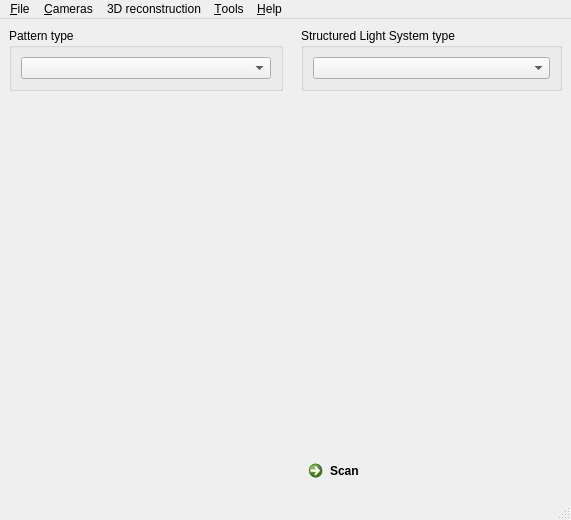
This is Z3DScanner/src/ui/mainwindow.ui in nikolaseu/neuvision as Qt 5 draws it before an edit. The edited form follows.
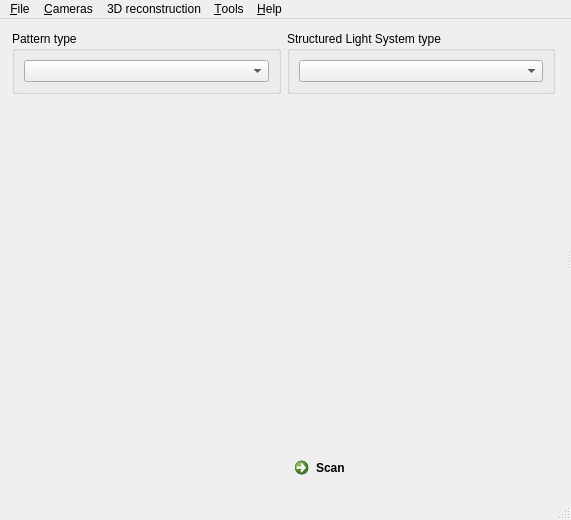
This is the edited form.

```diff
--- a/Z3DScanner/src/ui/mainwindow.ui
+++ b/Z3DScanner/src/ui/mainwindow.ui
@@ -15,7 +15,38 @@
   </property>
   <widget class="QWidget" name="centralwidget">
    <layout class="QGridLayout" name="gridLayout">
+    <property name="leftMargin">
+     <number>0</number>
+    </property>
+    <property name="topMargin">
+     <number>0</number>
+    </property>
+    <property name="rightMargin">
+     <number>0</number>
+    </property>
+    <property name="bottomMargin">
+     <number>0</number>
+    </property>
     <item row="0" column="0">
+     <widget class="QSplitter" name="splitter">
+      <property name="orientation">
+       <enum>Qt::Horizontal</enum>
+      </property>
+      <widget class="QWidget" name="horizontalLayoutWidget">
+       <layout class="QHBoxLayout" name="horizontalLayout_2">
+        <property name="leftMargin">
+         <number>12</number>
+        </property>
+        <property name="topMargin">
+         <number>12</number>
+        </property>
+        <property name="rightMargin">
+         <number>12</number>
+        </property>
+        <property name="bottomMargin">
+         <number>12</number>
+        </property>
+        <item>
      <layout class="QVBoxLayout" name="verticalLayout">
       <item>
        <widget class="QGroupBox" name="groupBox">
@@ -47,11 +78,8 @@
       </item>
      </layout>
     </item>
-    <item row="0" column="1">
+        <item>
      <layout class="QVBoxLayout" name="verticalLayout_2">
-      <property name="leftMargin">
-       <number>12</number>
-      </property>
       <item>
        <widget class="QGroupBox" name="groupBox_2">
         <property name="title">
@@ -88,6 +116,13 @@
        </widget>
       </item>
      </layout>
+        </item>
+       </layout>
+      </widget>
+      <widget class="QWidget" name="horizontalLayoutWidget_2">
+       <layout class="QHBoxLayout" name="glLayout" stretch=""/>
+      </widget>
+     </widget>
     </item>
    </layout>
   </widget>
```
Lines whose indentation alone changed are shown as unchanged.
